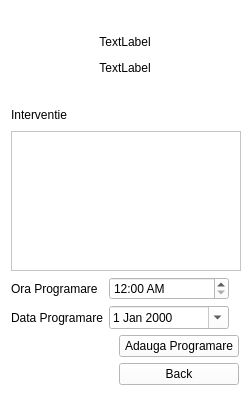
Qt form programare.ui (Freq95/AplicatieMedicala) before a commit.
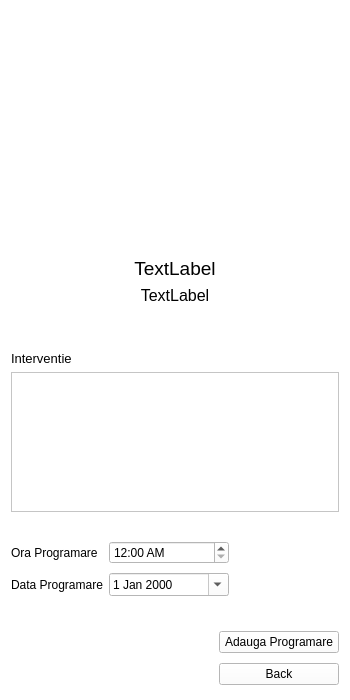
The same form after that commit. Icons and pictures are not drawn.

Commit message: Added FUSION style. Added icon to gui. Redesign ProgramareGui.

Diff of the .ui file:
```diff
--- a/programare.ui
+++ b/programare.ui
@@ -6,20 +6,20 @@
    <rect>
     <x>0</x>
     <y>0</y>
-    <width>250</width>
-    <height>396</height>
+    <width>350</width>
+    <height>700</height>
    </rect>
   </property>
   <property name="minimumSize">
    <size>
-    <width>250</width>
+    <width>300</width>
     <height>0</height>
    </size>
   </property>
   <property name="maximumSize">
    <size>
-    <width>250</width>
-    <height>400</height>
+    <width>350</width>
+    <height>700</height>
    </size>
   </property>
   <property name="palette">
@@ -360,10 +360,15 @@
    <string>Aplicatie Medicala</string>
   </property>
   <layout class="QGridLayout" name="gridLayout_4">
-   <item row="0" column="0">
+   <item row="2" column="0">
     <layout class="QGridLayout" name="gridLayout">
      <item row="2" column="0">
       <widget class="QLabel" name="label">
+       <property name="font">
+        <font>
+         <pointsize>12</pointsize>
+        </font>
+       </property>
        <property name="text">
         <string>TextLabel</string>
        </property>
@@ -380,13 +385,53 @@
        <property name="sizeHint" stdset="0">
         <size>
          <width>40</width>
-         <height>20</height>
+         <height>40</height>
         </size>
        </property>
       </spacer>
      </item>
+     <item row="3" column="0">
+      <spacer name="horizontalSpacer_3">
+       <property name="orientation">
+        <enum>Qt::Horizontal</enum>
+       </property>
+       <property name="sizeHint" stdset="0">
+        <size>
+         <width>40</width>
+         <height>40</height>
+        </size>
+       </property>
+      </spacer>
+     </item>
+     <item row="5" column="0">
+      <widget class="QPlainTextEdit" name="plainTextEdit">
+       <property name="sizePolicy">
+        <sizepolicy hsizetype="Preferred" vsizetype="Preferred">
+         <horstretch>0</horstretch>
+         <verstretch>0</verstretch>
+        </sizepolicy>
+       </property>
+       <property name="minimumSize">
+        <size>
+         <width>200</width>
+         <height>0</height>
+        </size>
+       </property>
+       <property name="maximumSize">
+        <size>
+         <width>350</width>
+         <height>140</height>
+        </size>
+       </property>
+      </widget>
+     </item>
      <item row="1" column="0">
       <widget class="QLabel" name="label_2">
+       <property name="font">
+        <font>
+         <pointsize>14</pointsize>
+        </font>
+       </property>
        <property name="text">
         <string>TextLabel</string>
        </property>
@@ -397,45 +442,47 @@
      </item>
      <item row="4" column="0">
       <widget class="QLabel" name="label_3">
+       <property name="font">
+        <font>
+         <pointsize>10</pointsize>
+        </font>
+       </property>
        <property name="text">
         <string>Interventie</string>
        </property>
       </widget>
      </item>
-     <item row="5" column="0">
-      <widget class="QPlainTextEdit" name="plainTextEdit">
-       <property name="minimumSize">
-        <size>
-         <width>230</width>
-         <height>0</height>
-        </size>
-       </property>
-       <property name="maximumSize">
-        <size>
-         <width>230</width>
-         <height>140</height>
-        </size>
-       </property>
-      </widget>
-     </item>
-     <item row="3" column="0">
-      <spacer name="horizontalSpacer_3">
-       <property name="orientation">
-        <enum>Qt::Horizontal</enum>
-       </property>
-       <property name="sizeHint" stdset="0">
-        <size>
-         <width>40</width>
-         <height>20</height>
-        </size>
-       </property>
-      </spacer>
-     </item>
     </layout>
    </item>
-   <item row="1" column="0">
+   <item row="3" column="0">
     <layout class="QGridLayout" name="gridLayout_2">
-     <item row="0" column="1">
+     <item row="2" column="1">
+      <widget class="QDateEdit" name="dateEdit">
+       <property name="minimumSize">
+        <size>
+         <width>120</width>
+         <height>0</height>
+        </size>
+       </property>
+       <property name="calendarPopup">
+        <bool>true</bool>
+       </property>
+      </widget>
+     </item>
+     <item row="1" column="2">
+      <spacer name="horizontalSpacer_2">
+       <property name="orientation">
+        <enum>Qt::Horizontal</enum>
+       </property>
+       <property name="sizeHint" stdset="0">
+        <size>
+         <width>40</width>
+         <height>20</height>
+        </size>
+       </property>
+      </spacer>
+     </item>
+     <item row="1" column="1">
       <widget class="QTimeEdit" name="timeEdit">
        <property name="minimumSize">
         <size>
@@ -451,64 +498,51 @@
        </property>
       </widget>
      </item>
-     <item row="0" column="2">
-      <spacer name="horizontalSpacer_2">
-       <property name="orientation">
-        <enum>Qt::Horizontal</enum>
-       </property>
-       <property name="sizeHint" stdset="0">
-        <size>
-         <width>40</width>
-         <height>20</height>
-        </size>
-       </property>
-      </spacer>
-     </item>
-     <item row="1" column="1">
-      <widget class="QDateEdit" name="dateEdit">
-       <property name="minimumSize">
-        <size>
-         <width>120</width>
-         <height>0</height>
-        </size>
-       </property>
-       <property name="calendarPopup">
-        <bool>true</bool>
-       </property>
-      </widget>
-     </item>
-     <item row="0" column="0">
+     <item row="1" column="0">
       <widget class="QLabel" name="label_4">
        <property name="text">
         <string>Ora Programare</string>
        </property>
       </widget>
      </item>
-     <item row="1" column="0">
+     <item row="2" column="0">
       <widget class="QLabel" name="label_5">
        <property name="text">
         <string>Data Programare</string>
        </property>
       </widget>
      </item>
+     <item row="0" column="1">
+      <spacer name="horizontalSpacer_6">
+       <property name="orientation">
+        <enum>Qt::Horizontal</enum>
+       </property>
+       <property name="sizeHint" stdset="0">
+        <size>
+         <width>40</width>
+         <height>20</height>
+        </size>
+       </property>
+      </spacer>
+     </item>
     </layout>
    </item>
-   <item row="2" column="0">
+   <item row="4" column="0">
     <layout class="QGridLayout" name="gridLayout_3">
-     <item row="1" column="1">
-      <widget class="QPushButton" name="pushButton_2">
-       <property name="minimumSize">
+     <item row="1" column="0">
+      <spacer name="horizontalSpacer">
+       <property name="orientation">
+        <enum>Qt::Horizontal</enum>
+       </property>
+       <property name="sizeHint" stdset="0">
         <size>
-         <width>120</width>
-         <height>0</height>
+         <width>40</width>
+         <height>20</height>
         </size>
        </property>
-       <property name="text">
-        <string>Back</string>
-       </property>
-      </widget>
+      </spacer>
      </item>
-     <item row="0" column="1">
+     <item row="1" column="1">
       <widget class="QPushButton" name="pushButton">
        <property name="minimumSize">
         <size>
@@ -521,8 +555,21 @@
        </property>
       </widget>
      </item>
+     <item row="2" column="1">
+      <widget class="QPushButton" name="pushButton_2">
+       <property name="minimumSize">
+        <size>
+         <width>120</width>
+         <height>0</height>
+        </size>
+       </property>
+       <property name="text">
+        <string>Back</string>
+       </property>
+      </widget>
+     </item>
      <item row="0" column="0">
-      <spacer name="horizontalSpacer">
+      <spacer name="horizontalSpacer_5">
        <property name="orientation">
         <enum>Qt::Horizontal</enum>
        </property>
@@ -536,6 +583,35 @@
      </item>
     </layout>
    </item>
+   <item row="0" column="0">
+    <layout class="QHBoxLayout" name="horizontalLayout">
+     <item>
+      <widget class="QLabel" name="label_6">
+       <property name="minimumSize">
+        <size>
+         <width>200</width>
+         <height>200</height>
+        </size>
+       </property>
+       <property name="maximumSize">
+        <size>
+         <width>200</width>
+         <height>200</height>
+        </size>
+       </property>
+       <property name="text">
+        <string/>
+       </property>
+       <property name="pixmap">
+        <pixmap>icons/appoint.png</pixmap>
+       </property>
+       <property name="scaledContents">
+        <bool>true</bool>
+       </property>
+      </widget>
+     </item>
+    </layout>
+   </item>
   </layout>
  </widget>
  <resources/>
```
The commit also changes 18 other files.
